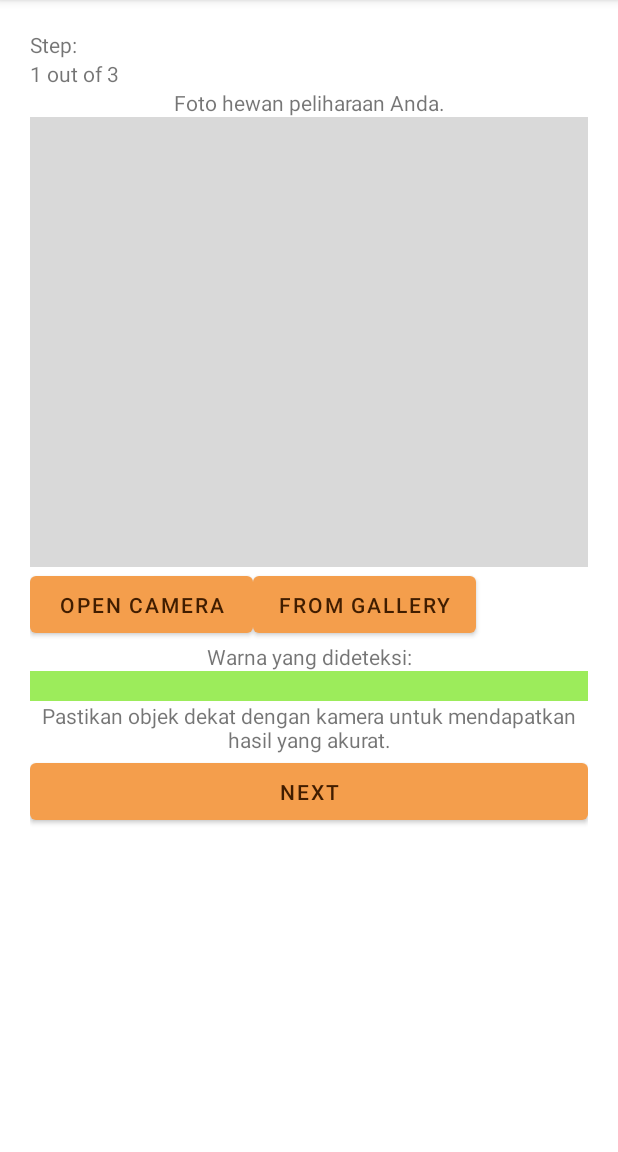
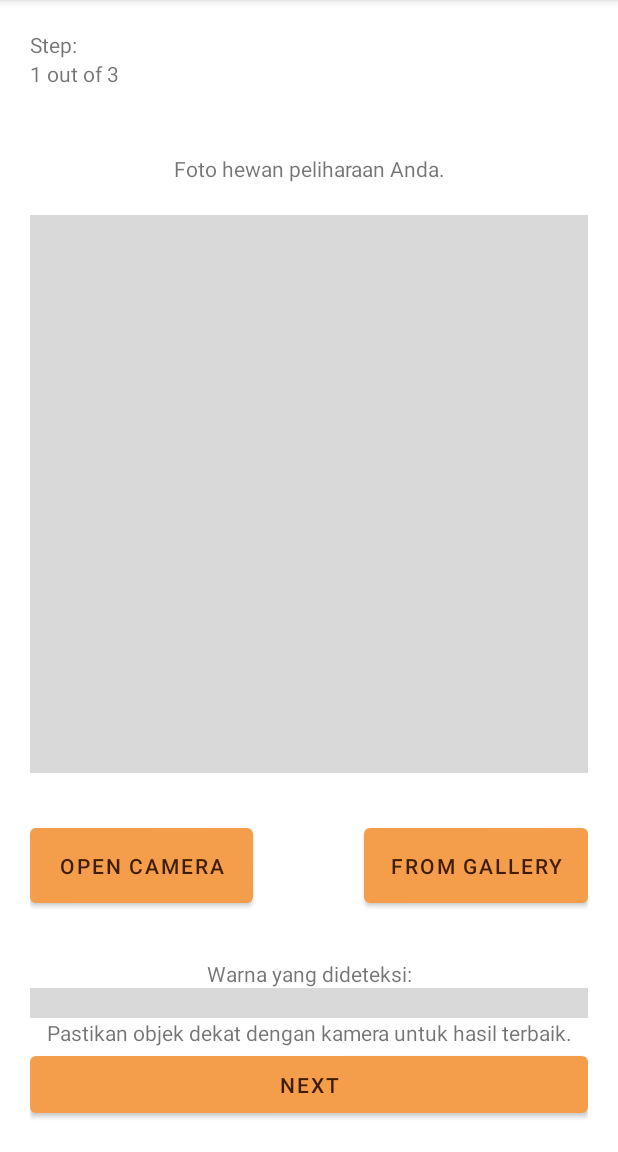
Before and after one commit to chrix0/Adopets, an Android app: the OA_petPic screen opened directly, with no data from a screen before it, on a phone screen of 412 x 824 dp, the part 84-1236 px from its top. Run offline under Robolectric (Android 15) with nearby library versions, the phone set to English and light mode, and no system bars.

Commit message:
edit analyzer step 1

```diff
--- a/app/src/main/AndroidManifest.xml
+++ b/app/src/main/AndroidManifest.xml
@@ -16,6 +16,9 @@
         android:roundIcon="@mipmap/ic_launcher_round"
         android:supportsRtl="true"
         android:theme="@style/Theme.Adopets">
+
+        <!--Copy activity login di sini -->
+
         <activity
             android:name=".LoginActivity"
             android:exported="true">
--- a/app/src/main/res/layout/activity_oa_pet_pic.xml
+++ b/app/src/main/res/layout/activity_oa_pet_pic.xml
@@ -6,6 +6,12 @@
     android:layout_height="match_parent"
     tools:context=".OA_petPic"
     android:padding="20dp"
+    android:orientation="vertical"
+    android:weightSum="20">
+    <LinearLayout
+        android:layout_width="match_parent"
+        android:layout_height="0dp"
+        android:layout_weight="2"
         android:orientation="vertical">
         <TextView
             android:layout_width="match_parent"
@@ -15,27 +21,42 @@
             android:layout_width="match_parent"
             android:layout_height="wrap_content"
             android:text="1 out of 3"/>
+    </LinearLayout>
+
     <TextView
         android:layout_width="match_parent"
-        android:layout_height="wrap_content"
+        android:layout_height="0dp"
         android:text="Foto hewan peliharaan Anda."
+        android:layout_weight="2"
         android:gravity="center"/>
     <ImageView
         android:layout_width="match_parent"
-        android:layout_height="300dp"
+        android:layout_height="0dp"
+        android:layout_weight="12"
         android:background="@color/grey"
         android:id="@+id/photo"/>
 
+    <Space
+        android:layout_width="match_parent"
+        android:layout_height="0dp"
+        android:layout_weight="1"/>
+
+
     <LinearLayout
         android:layout_width="match_parent"
-        android:layout_height="50dp"
-        android:weightSum="10">
+        android:layout_height="0dp"
+        android:weightSum="10"
+        android:layout_weight="2">
         <Button
             android:id="@+id/openCamera"
             android:layout_width="0dp"
             android:layout_height="match_parent"
             android:layout_weight="4"
             android:text="Open camera"/>
+        <Space
+            android:layout_width="0dp"
+            android:layout_height="match_parent"
+            android:layout_weight="2"/>
         <Button
             android:id="@+id/openGallery"
             android:layout_width="0dp"
@@ -43,6 +64,12 @@
             android:layout_weight="4"
             android:text="From gallery"/>
     </LinearLayout>
+    <LinearLayout
+        android:layout_width="match_parent"
+        android:layout_height="wrap_content"
+        android:orientation="vertical"
+        android:layout_weight="1"
+        android:gravity="bottom">
         <TextView
             android:layout_width="match_parent"
             android:layout_height="wrap_content"
@@ -51,11 +78,11 @@
         <View
             android:layout_width="match_parent"
             android:layout_height="20dp"
-        android:background="@color/inchwormGreen"/>
+            android:background="@color/grey"/>
         <TextView
             android:layout_width="match_parent"
             android:layout_height="wrap_content"
-        android:text="Pastikan objek dekat dengan kamera untuk mendapatkan hasil yang akurat."
+            android:text="Pastikan objek dekat dengan kamera untuk hasil terbaik."
             android:gravity="center"/>
         <Button
             android:id="@+id/toStep2"
@@ -63,3 +90,4 @@
             android:layout_height="50dp"
             android:text="Next"/>
     </LinearLayout>
+</LinearLayout>
```
Lines whose indentation alone changed are shown as unchanged.
